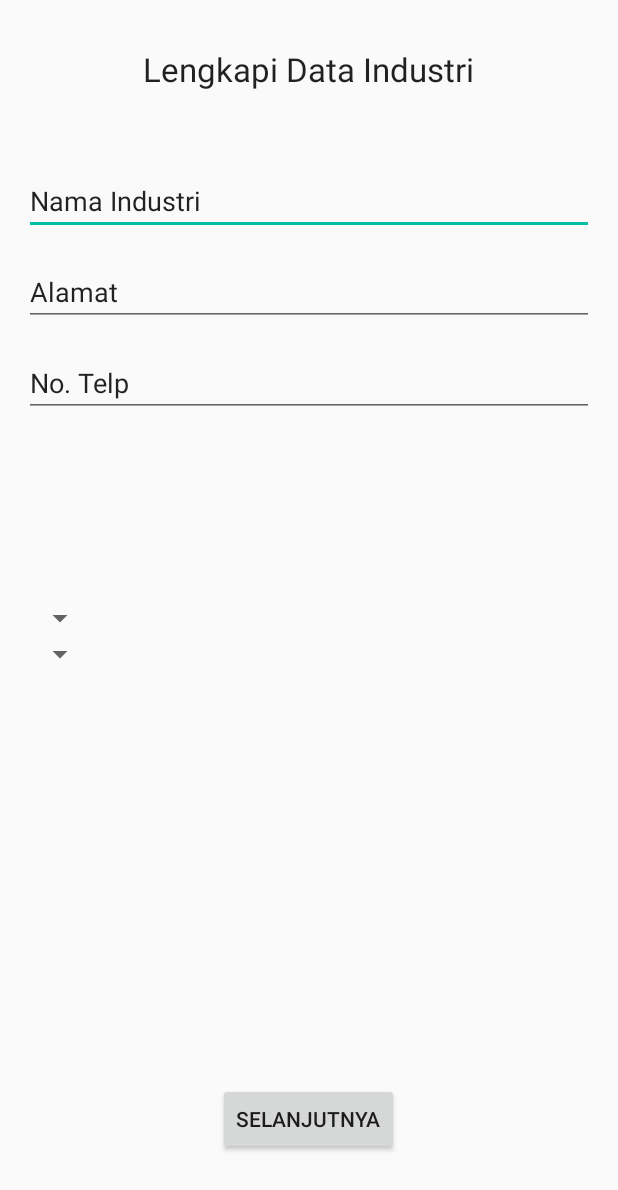
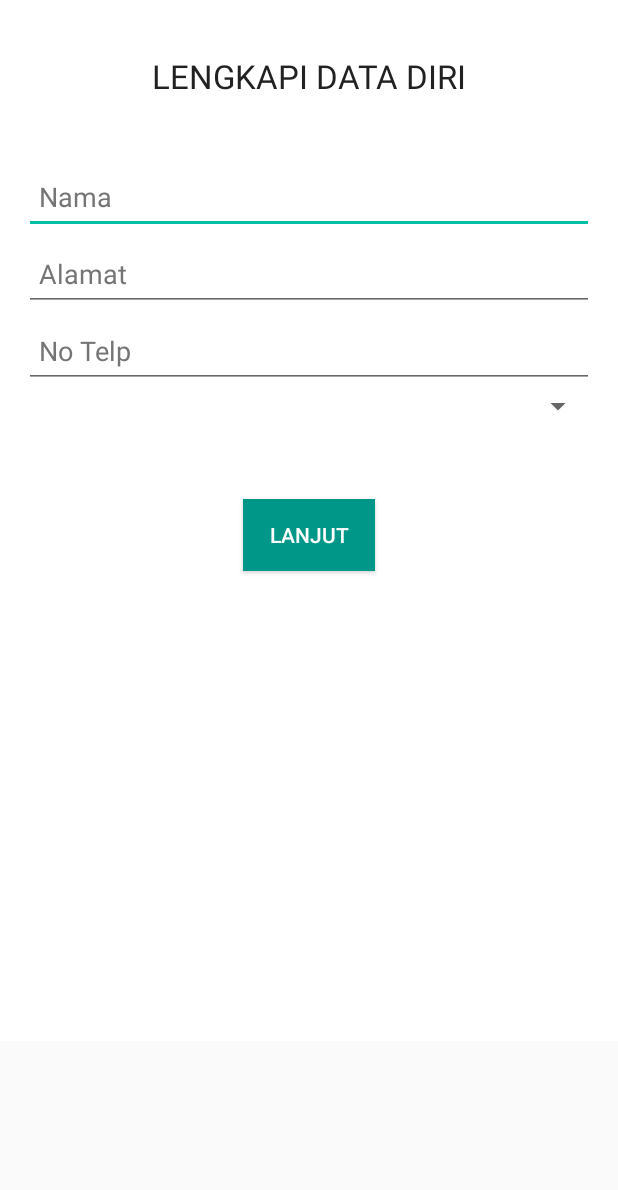
Before and after one commit to SkensaTech/ZonaMagangAndroid, an Android app: the layout activity_step_1_industri.xml on its own in the app's theme, with its tools: preview values and no code run, on a phone screen of 412 x 824 dp. Shown: the top 1190 px of the screen. Run offline under Robolectric (Android 15) with nearby library versions, the phone set to English and light mode, and no system bars.

Commit message:
step1 industri baru

```diff
--- a/app/src/main/AndroidManifest.xml
+++ b/app/src/main/AndroidManifest.xml
@@ -1,8 +1,6 @@
 <?xml version="1.0" encoding="utf-8"?>
 <manifest xmlns:android="http://schemas.android.com/apk/res/android"
     package="com.zonamagang.zonamagang">
-    <uses-permission android:name="android.permission.INTERNET" />
-    <uses-permission android:name="android.permission.ACCESS_NETWORK_STATE" />
 
     <application
         android:allowBackup="true"
@@ -11,9 +9,14 @@
         android:supportsRtl="true"
         android:theme="@style/AppTheme">
         <activity android:name=".MainActivity"></activity>
+        <activity android:name=".Main2Activity" />
         <activity
             android:name=".HomeIndustri"
-            android:label="Beranda">
+            android:label="Beranda" />
+        <activity
+            android:name=".home_siswa_1"
+            android:label="Beranda"
+            android:launchMode="singleTop">
             <intent-filter>
                 <action android:name="android.intent.action.MAIN" />
                 <action android:name="android.intent.action.SEARCH" />
@@ -21,18 +24,14 @@
                 <category android:name="android.intent.category.LAUNCHER" />
                 <category android:name="android.intent.category.LAUNCHER" />
             </intent-filter>
-        </activity>
-        <activity
-            android:name=".home_siswa_1"
-            android:label="Beranda"
-            android:launchMode="singleTop">
+
             <meta-data
                 android:name="android.app.searchable"
                 android:resource="@xml/searchable" />
         </activity>
+        <activity android:name=".BelumInterview" />
         <activity android:name=".register1" />
         <activity android:name=".register2" />
-        <activity android:name=".DetailSiswaOlehIndustri"></activity>
     </application>
 
 </manifest>
--- a/app/src/main/java/com/zonamagang/zonamagang/step_1_industri.java
+++ b/app/src/main/java/com/zonamagang/zonamagang/step_1_industri.java
@@ -2,6 +2,11 @@ package com.zonamagang.zonamagang;
 
 import android.support.v7.app.AppCompatActivity;
 import android.os.Bundle;
+import android.widget.ArrayAdapter;
+import android.widget.Spinner;
+
+import java.util.ArrayList;
+import java.util.List;
 
 public class step_1_industri extends AppCompatActivity {
 
@@ -9,5 +14,19 @@ public class step_1_industri extends AppCompatActivity {
     protected void onCreate(Bundle savedInstanceState) {
         super.onCreate(savedInstanceState);
         setContentView(R.layout.activity_step_1_industri);
+
+        Spinner kota = (Spinner) findViewById(R.id.kota);
+        List<String> kotas = new ArrayList<>();
+        kotas.add("Kota/Kabupaten");
+        kotas.add("Denpasar");
+        kotas.add("Badung");
+        kotas.add("Gianyar");
+        kotas.add("Tabanan");
+        kotas.add("Bangli");
+        kotas.add("Klungkung");
+        kotas.add("Singaraja");
+        kotas.add("Karangasem");
+        ArrayAdapter<String> kota_adapter = new ArrayAdapter<>(this, android.R.layout.simple_spinner_item, kotas);
+        kota.setAdapter(kota_adapter);
     }
 }
--- a/app/src/main/res/layout/activity_step_1_industri.xml
+++ b/app/src/main/res/layout/activity_step_1_industri.xml
@@ -1,82 +1,91 @@
 <?xml version="1.0" encoding="utf-8"?>
-<RelativeLayout xmlns:android="http://schemas.android.com/apk/res/android"
+<ScrollView xmlns:android="http://schemas.android.com/apk/res/android"
+    tools:context="com.zonamagang.zonamagang.step_1_siswa_daftar"
     xmlns:tools="http://schemas.android.com/tools"
+    android:layout_height="match_parent"
+    android:layout_width="match_parent"
+    android:fillViewport="true">
+
+    <LinearLayout
         android:layout_width="match_parent"
         android:layout_height="match_parent"
-    android:paddingBottom="@dimen/activity_vertical_margin"
-    android:paddingLeft="@dimen/activity_horizontal_margin"
-    android:paddingRight="@dimen/activity_horizontal_margin"
-    android:paddingTop="@dimen/activity_vertical_margin"
-    tools:context="com.zonamagang.zonamagang.step_1_industri">
+        android:orientation="vertical" >
+
+        <LinearLayout
+            android:layout_width="match_parent"
+            android:layout_height="694dp"
+            android:orientation="vertical"
+            android:padding="16dp"
+            android:background="@color/textColor">
 
             <TextView
-        android:layout_width="wrap_content"
-        android:layout_height="wrap_content"
+                android:layout_width="match_parent"
+                android:layout_height="30dp"
                 android:textAppearance="?android:attr/textAppearanceLarge"
-        android:text="Lengkapi Data Industri"
-        android:id="@+id/textView2"
-        android:layout_alignParentTop="true"
-        android:layout_centerHorizontal="true"
-        android:paddingTop="15dp" />
+                android:text="LENGKAPI DATA DIRI"
+                android:gravity="center_horizontal"
+                android:layout_marginTop="20dp"
+                android:textColor="@color/colorPrimaryText"/>
 
             <EditText
-        android:layout_width="wrap_content"
-        android:layout_height="wrap_content"
-        android:id="@+id/editTextNamaIndustri"
-        android:layout_below="@+id/textView2"
-        android:layout_alignParentStart="true"
-        android:layout_marginTop="35dp"
-        android:layout_alignParentEnd="true"
-        android:hint="Nama Industri"
-        android:text="Nama Industri"
-        android:paddingTop="25dp" />
+                android:layout_width="match_parent"
+                android:layout_height="50dp"
+                android:inputType="textPersonName"
+                android:layout_marginTop="40dp"
+                android:hint="Nama"
+                android:ems="10"
+                android:id="@+id/nama"
+                android:textColorHint="@color/colorSecondaryText"
+                android:padding="10dp"/>
 
             <EditText
-        android:layout_width="wrap_content"
-        android:layout_height="wrap_content"
-        android:id="@+id/editTextAlamatIndustri"
+                android:layout_width="match_parent"
+                android:layout_height="50dp"
+                android:inputType="text"
+                android:layout_marginTop="1dp"
                 android:hint="Alamat"
-        android:layout_below="@+id/editTextNamaIndustri"
-        android:layout_alignParentStart="true"
-        android:layout_alignEnd="@+id/editTextNamaIndustri"
-        android:text="Alamat"
-        android:paddingTop="25dp" />
+                android:ems="10"
+                android:id="@+id/nama"
+                android:padding="10dp"
+                android:textColorHint="@color/colorSecondaryText" />
 
             <EditText
-        android:layout_width="wrap_content"
-        android:layout_height="wrap_content"
-        android:inputType="phone"
+                android:layout_width="match_parent"
+                android:layout_height="50dp"
+                android:inputType="number"
+                android:layout_marginTop="1dp"
+                android:hint="No Telp"
                 android:ems="10"
-        android:id="@+id/editTextNoTelp"
-        android:layout_below="@+id/editTextAlamatIndustri"
-        android:layout_alignParentStart="true"
-        android:paddingTop="25dp"
-        android:text="No. Telp"
-        android:layout_alignEnd="@+id/editTextAlamatIndustri" />
+                android:id="@+id/nama"
+                android:padding="10dp"
+                android:textColorHint="@color/colorSecondaryText" />
+
+            <LinearLayout
+                android:layout_width="match_parent"
+                android:layout_height="wrap_content">
 
                 <Spinner
-        android:layout_width="wrap_content"
+                    android:layout_weight="1"
+                    android:layout_width="match_parent"
                     android:layout_height="wrap_content"
-        android:id="@+id/spinner"
-        android:layout_centerVertical="true"
-        android:layout_alignParentStart="true"
-        android:spinnerMode="dropdown" />
+                    android:id="@+id/kota"
+                    android:padding="10dp"
+                    android:textColor="@color/colorSecondaryText"/>
 
-    <Spinner
-        android:layout_width="wrap_content"
-        android:layout_height="wrap_content"
-        android:id="@+id/spinner2"
-        android:spinnerMode="dropdown"
-        android:layout_below="@+id/spinner"
-        android:layout_alignParentStart="true" />
+            </LinearLayout>
 
             <Button
                 android:layout_width="wrap_content"
                 android:layout_height="wrap_content"
-        android:text="SElANJUTNYA"
-        android:id="@+id/buttonSelanjutnya"
-        android:layout_alignParentBottom="true"
-        android:layout_centerHorizontal="true"
-        android:layout_marginBottom="38dp" />
+                android:padding="10dp"
+                android:layout_marginTop="50dp"
+                android:background="@color/colorPrimary"
+                android:shadowColor="@color/colorPrimary"
+                android:textColor="@color/textColor"
+                android:text="LANJUT"
+                android:id="@+id/button5"
+                android:layout_gravity="center_horizontal" />
 
-</RelativeLayout>
+        </LinearLayout>
+    </LinearLayout>
+</ScrollView>
--- a/app/src/main/res/layout/activity_step_1_siswa_daftar.xml
+++ b/app/src/main/res/layout/activity_step_1_siswa_daftar.xml
@@ -13,7 +13,7 @@
 
         <LinearLayout
             android:layout_width="match_parent"
-            android:layout_height="match_parent"
+            android:layout_height="694dp"
             android:orientation="vertical"
             android:padding="16dp"
             android:background="@color/textColor">
```
Lines whose indentation alone changed are shown as unchanged.
